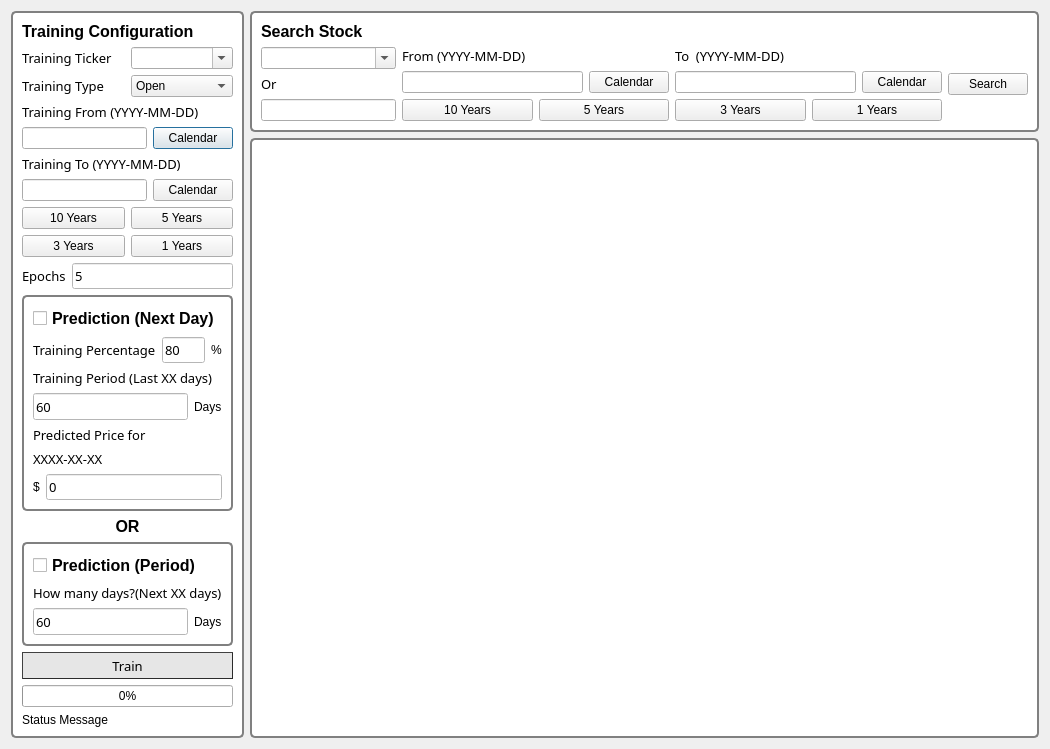
Old version of the form PyQt/StockMarketPreduction/StockGUI.ui in the repository wy7318/GUI.
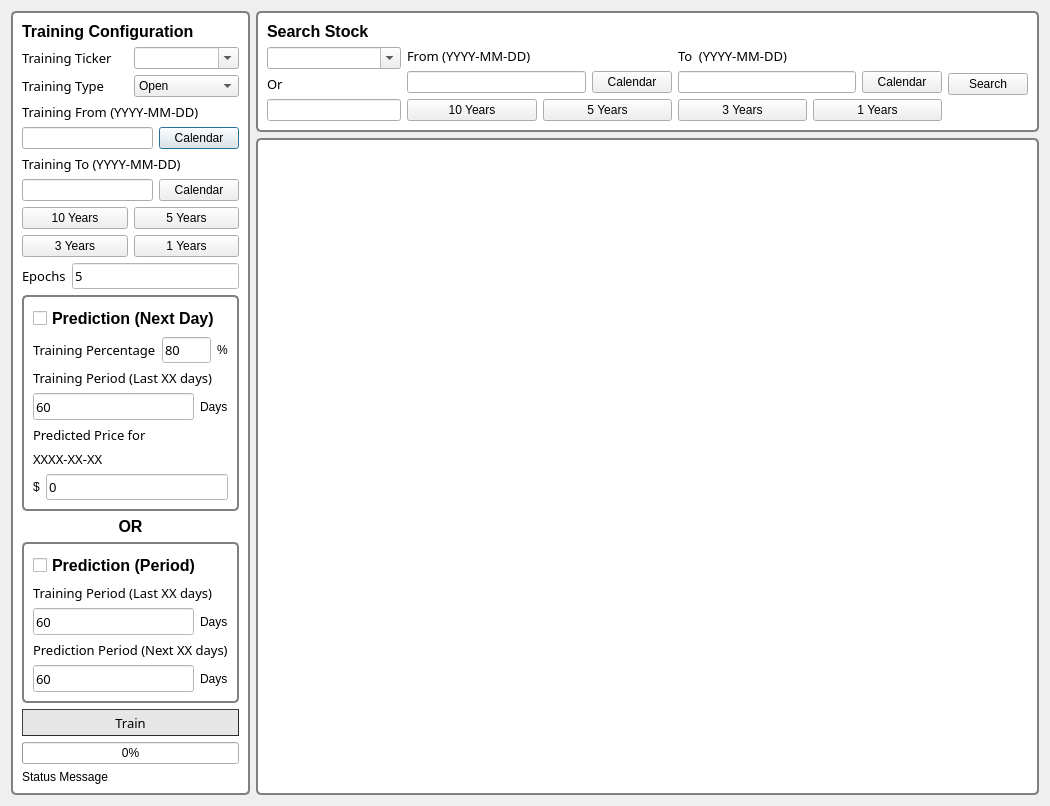
New version of the form.

Commit message:
Prediction Period added
- GUI Revised
- Year Calculation for training configuration available

Patch:
```diff
--- a/PyQt/StockMarketPreduction/StockGUI.ui
+++ b/PyQt/StockMarketPreduction/StockGUI.ui
@@ -7,7 +7,7 @@
     <x>0</x>
     <y>0</y>
     <width>1050</width>
-    <height>741</height>
+    <height>806</height>
    </rect>
   </property>
   <property name="windowTitle">
@@ -470,6 +470,41 @@
              <string/>
             </property>
             <layout class="QGridLayout" name="gridLayout_4">
+             <item row="2" column="0">
+              <layout class="QHBoxLayout" name="horizontalLayout_19">
+               <item>
+                <widget class="QLineEdit" name="lineEdit_trainingPeriod_period">
+                 <property name="minimumSize">
+                  <size>
+                   <width>0</width>
+                   <height>27</height>
+                  </size>
+                 </property>
+                 <property name="font">
+                  <font>
+                   <family>MS Reference Sans Serif</family>
+                   <pointsize>10</pointsize>
+                  </font>
+                 </property>
+                 <property name="styleSheet">
+                  <string notr="true">QLineEdit{ background-color: rgb(255, 255, 255);
+}
+QLineEdit:focus { background-color:rgb(255, 255, 255);}</string>
+                 </property>
+                 <property name="text">
+                  <string>60</string>
+                 </property>
+                </widget>
+               </item>
+               <item>
+                <widget class="QLabel" name="label_span_5">
+                 <property name="text">
+                  <string>Days</string>
+                 </property>
+                </widget>
+               </item>
+              </layout>
+             </item>
              <item row="0" column="0">
               <widget class="QCheckBox" name="checkBox_period">
                <property name="font">
@@ -485,7 +520,7 @@
                </property>
               </widget>
              </item>
-             <item row="1" column="0">
+             <item row="3" column="0">
               <widget class="QLabel" name="label_24">
                <property name="font">
                 <font>
@@ -494,11 +529,11 @@
                 </font>
                </property>
                <property name="text">
-                <string>How many days?(Next XX days)</string>
+                <string>Prediction Period (Next XX days)</string>
                </property>
               </widget>
              </item>
-             <item row="2" column="0">
+             <item row="4" column="0">
               <layout class="QHBoxLayout" name="horizontalLayout_20">
                <item>
                 <widget class="QLineEdit" name="lineEdit_predictPeriod">
@@ -533,6 +568,19 @@
                </item>
               </layout>
              </item>
+             <item row="1" column="0">
+              <widget class="QLabel" name="label_25">
+               <property name="font">
+                <font>
+                 <family>MS Reference Sans Serif</family>
+                 <pointsize>10</pointsize>
+                </font>
+               </property>
+               <property name="text">
+                <string>Training Period (Last XX days)</string>
+               </property>
+              </widget>
+             </item>
             </layout>
            </widget>
           </item>
```
The commit also changes 4 other files.
